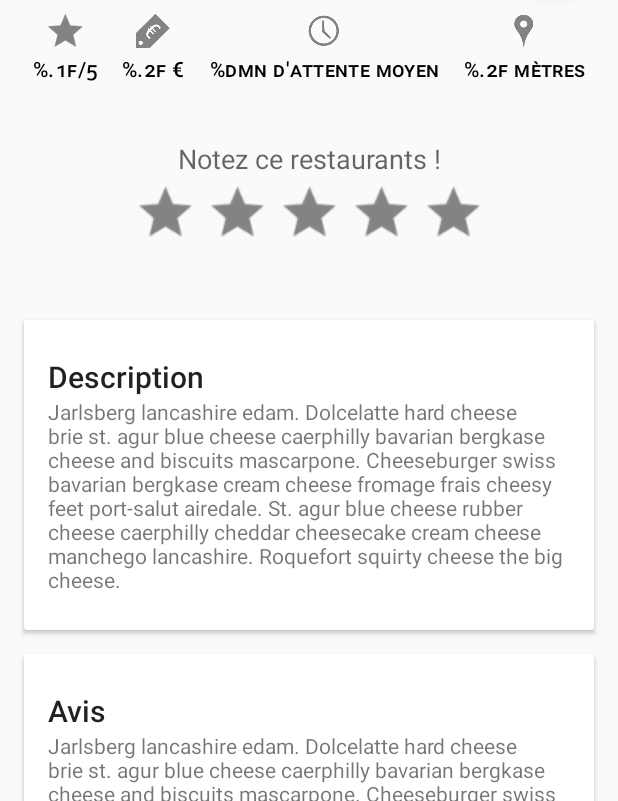
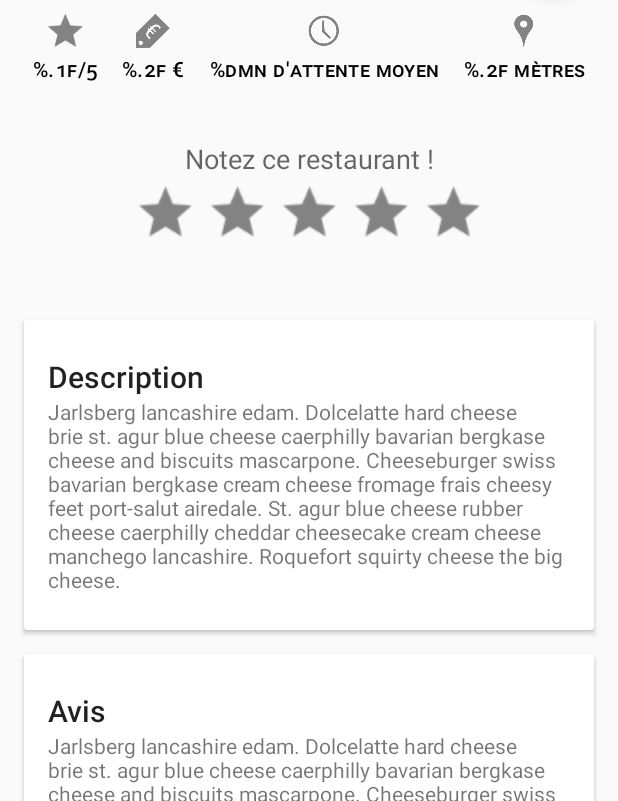
Before and after one commit to Hexabinome/salade_tomate_oignon, an Android app: the DetailRestaurantActivity screen opened directly, with no data from a screen before it, on a phone screen of 412 x 824 dp, the part 435-1236 px from its top. Run offline under Robolectric (Android 15) with nearby library versions, the phone set to English and light mode, and no system bars; 9 statements that could not run were skipped.

Commit message:
f*cking typo

```diff
--- a/app/src/main/res/layout/activity_detail_restaurant.xml
+++ b/app/src/main/res/layout/activity_detail_restaurant.xml
@@ -123,7 +123,7 @@
                     <TextView
                         android:layout_width="match_parent"
                         android:layout_height="wrap_content"
-                        android:text="Notez ce restaurants !"
+                        android:text="Notez ce restaurant !"
                         android:gravity="center_horizontal"
                         android:textAppearance="@style/Base.TextAppearance.AppCompat.Medium"/>
 
```
